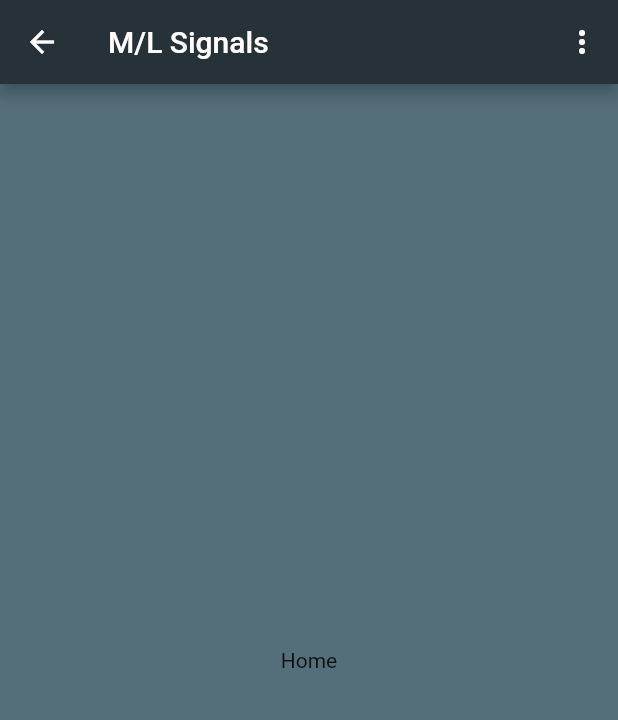
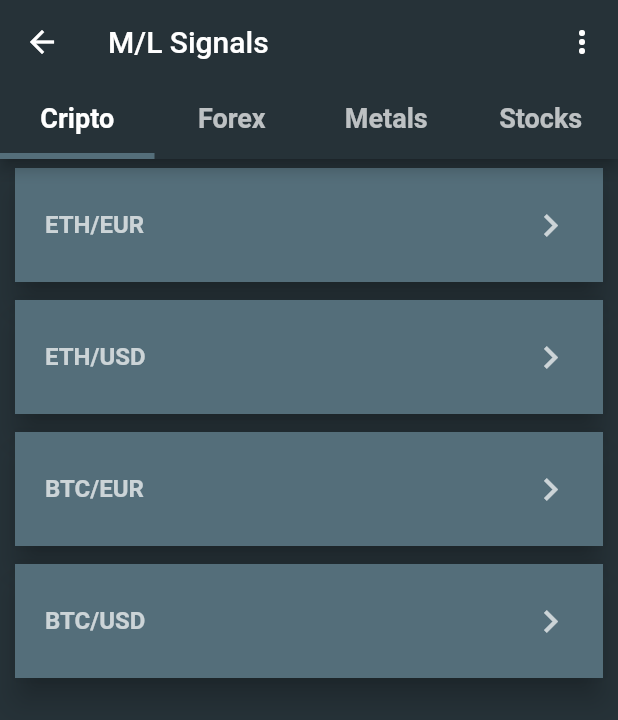
Before and after one commit to titocampos/siraj-final, a Flutter app: the Home screen opened by its route, on a phone screen of 412 x 824 dp. Shown: the top 720 px of the screen. Run offline on Flutter 3.47's test engine with Material 2 defaults, Android fonts, the phone set to English and light mode, and no system bars; our stand-ins replace charts_flutter, cloud_firestore, firebase_auth, firebase_storage, flutter_spinkit, google_sign_in and 1 more; missing offline and left inert: stripe_payment; accounts and stored records are empty.

Commit message:
Adding home page

```diff
--- /dev/null
+++ b/ml_signals/lib/models/item.dart
@@ -0,0 +1,6 @@
+class Item {
+  String name;
+  String serie;
+  String asset;
+  Item({this.asset, this.serie, this.name});
+}
--- a/ml_signals/lib/screens/home.dart
+++ b/ml_signals/lib/screens/home.dart
@@ -1,5 +1,6 @@
 import 'package:firebase_auth/firebase_auth.dart';
 import 'package:flutter/material.dart';
+import 'package:ml_signals/screens/tabs.dart';
 
 class Home extends StatefulWidget {
   @override
@@ -24,7 +25,13 @@ class _HomeState extends State<Home> with SingleTickerProviderStateMixin {
   void initState() {
     super.initState();
     _getUserData();
-    _tabController = TabController(length: 2, vsync: this);
+    _tabController = TabController(length: 4, vsync: this);
+  }
+
+  @override
+  void dispose() {
+    super.dispose();
+    _tabController.dispose();
   }
 
   _chooseMenuItem(String item) {
@@ -47,8 +54,29 @@ class _HomeState extends State<Home> with SingleTickerProviderStateMixin {
   @override
   Widget build(BuildContext context) {
     return Scaffold(
+      backgroundColor: Theme.of(context).primaryColor,
       appBar: AppBar(
         title: Text('M/L Signals'),
+        bottom: TabBar(
+          indicatorWeight: 4,
+          indicatorColor: Colors.blueGrey[600],
+          labelStyle: TextStyle(fontSize: 18, fontWeight: FontWeight.bold),
+          controller: _tabController,
+          tabs: <Widget>[
+            Tab(
+              text: "Cripto",
+            ),
+            Tab(
+              text: "Forex",
+            ),
+            Tab(
+              text: "Metals",
+            ),
+            Tab(
+              text: "Stocks",
+            ),
+          ],
+        ),
         actions: <Widget>[
           PopupMenuButton<String>(
             onSelected: _chooseMenuItem,
@@ -63,12 +91,16 @@ class _HomeState extends State<Home> with SingleTickerProviderStateMixin {
           )
         ],
       ),
-      body: Container(
-        decoration: BoxDecoration(color: Colors.blueGrey[600]),
-        child: Center(
-          child: Text("Home"),
-        ),
+      body: TabBarView(
+        controller: _tabController,
+        children: <Widget>[
+          MyTab(TabType.cripto),
+          MyTab(TabType.forex),
+          MyTab(TabType.metals),
+          MyTab(TabType.stock)
+        ],
       ),
+
     );
   }
 }
--- /dev/null
+++ b/ml_signals/lib/screens/tabs.dart
@@ -0,0 +1,152 @@
+import 'package:flutter/material.dart';
+import 'package:ml_signals/models/item.dart';
+import 'package:ml_signals/screens/detail_page.dart';
+
+enum TabType { cripto, forex, metals, stock }
+
+class MyTab extends StatefulWidget {
+  final TabType tabType;
+
+  MyTab(this.tabType);
+
+  @override
+  _MyTabState createState() => _MyTabState();
+}
+
+class _MyTabState extends State<MyTab> {
+  List<String> tabs = ["Cripto", "Forex", "Metals", "Stock"];
+
+  List items;
+
+  @override
+  void initState() {
+    items = getItems();
+    print(items.length);
+    super.initState();
+  }
+
+  @override
+  Widget build(BuildContext context) {
+    return Container(
+      child: ListView.builder(
+        scrollDirection: Axis.vertical,
+        shrinkWrap: true,
+        itemCount: items.length,
+        itemBuilder: (BuildContext context, int index) {
+          return makeCard(items[index]);
+        },
+      ),
+    );
+  }
+
+  Card makeCard(Item item) => Card(
+        elevation: 8.0,
+        margin: EdgeInsets.symmetric(horizontal: 10.0, vertical: 6.0),
+        child: Container(
+          decoration: BoxDecoration(color: Colors.blueGrey[600]),
+          child: makeListTile(item),
+        ),
+      );
+
+  ListTile makeListTile(Item item) => ListTile(
+        contentPadding: EdgeInsets.symmetric(horizontal: 20.0, vertical: 10.0),
+        title: Text(
+          item.name,
+          style: TextStyle(color: Colors.white70, fontWeight: FontWeight.bold),
+        ),
+        trailing:
+            Icon(Icons.keyboard_arrow_right, color: Colors.white70, size: 30.0),
+        onTap: () {
+          navigate(context, item);
+        },
+      );
+
+  List getItems() {
+    if (widget.tabType == TabType.cripto) {
+      return [
+        Item(asset: "ETHEUR", serie: "ETH/EUR", name: "ETH/EUR"),
+        Item(asset: "ETHUSD", serie: "ETH/USD", name: "ETH/USD"),
+        Item(asset: "BTCEUR", serie: "BTC/EUR", name: "BTC/EUR"),
+        Item(asset: "BTCUSD", serie: "BTC/USD", name: "BTC/USD")
+      ];
+    } else if (widget.tabType == TabType.forex) {
+      return [
+        Item(asset: "AUDUSD", serie: "AUD/USD", name: "AUD/USD"),
+        Item(asset: "NZDUSD", serie: "NZD/USD", name: "NZD/USD"),
+        Item(asset: "EURGBP", serie: "EUR/GBP", name: "EUR/GBP"),
+        Item(asset: "EURUSD", serie: "EUR/USD", name: "EUR/USD"),
+        Item(asset: "GBPJPY", serie: "GBP/JPY", name: "GBP/JPY"),
+        Item(asset: "GBPUSD", serie: "GBP/USD", name: "GBP/USD"),
+        Item(asset: "USDJPY", serie: "USD/JPY", name: "USD/JPY"),
+        Item(asset: "USDCAD", serie: "USD/CAD", name: "USD/CAD"),
+        Item(asset: "USDCHF", serie: "USD/CHF", name: "USD/CHF")
+      ];
+    } else if (widget.tabType == TabType.metals) {
+      return [
+        Item(asset: "XAUUSD", serie: "XAU/USD", name: "XAU/USD"),
+        Item(asset: "XAGUSD", serie: "XAG/USD", name: "XAG/USD")
+      ];
+    } else {
+      return [
+        Item(asset: "AAPL", serie: "AAPL", name: "AAPL"),
+        Item(asset: "WTRH", serie: "WTRH", name: "WTRH"),
+        Item(asset: "GOOG", serie: "GOOG", name: "GOOG"),
+        Item(asset: "FB", serie: "FB", name: "FB"),
+        Item(asset: "BA", serie: "BA", name: "BA"),
+        Item(asset: "TSLA", serie: "TSLA", name: "TSLA"),
+        Item(asset: "MSFT", serie: "MSFT", name: "MSFT"),
+        Item(asset: "AMZN", serie: "AMZN", name: "AMZN"),
+        Item(asset: "PYPL", serie: "PYPL", name: "PYPL"),
+        Item(asset: "SCHW", serie: "SCHW", name: "SCHW"),
+        Item(asset: "MO", serie: "MO", name: "MO"),
+        Item(asset: "SDC", serie: "SDC", name: "SDC"),
+        Item(asset: "COST", serie: "COST", name: "COST"),
+        Item(asset: "PEP", serie: "PEP", name: "PEP"),
+        Item(asset: "MTCH", serie: "MTCH", name: "MTCH"),
+        Item(asset: "OSTK", serie: "OSTK", name: "OSTK"),
+        Item(asset: "TWOU", serie: "TWOU", name: "TWOU"),
+        Item(asset: "VRAY", serie: "VRAY", name: "VRAY"),
+        Item(asset: "AMTD", serie: "AMTD", name: "AMTD"),
+        Item(asset: "ETFC", serie: "ETFC", name: "ETFC"),
+        Item(asset: "HPQ", serie: "HPQ", name: "HPQ"),
+        Item(asset: "WTRH", serie: "WTRH", name: "WTRH")
+      ];
+    }
+  }
+
+  showLoadingDialog(BuildContext context) {
+    return showDialog<void>(
+        context: context,
+        barrierDismissible: false,
+        builder: (BuildContext context) {
+          return new WillPopScope(
+              onWillPop: () async => false,
+              child: SimpleDialog(
+                  backgroundColor: Colors.black54,
+                  children: <Widget>[
+                    Center(
+                      child: Column(children: [
+                        CircularProgressIndicator(),
+                        SizedBox(
+                          height: 10,
+                        ),
+                        Text(
+                          "Please Wait....",
+                          style: TextStyle(color: Colors.blueAccent),
+                        )
+                      ]),
+                    )
+                  ]));
+        });
+  }
+
+  void navigate(context, Item item) async {
+    Navigator.push(
+      context,
+      MaterialPageRoute(
+        builder: (context) => DetailPage(
+            item: item, tabName: tabs[widget.tabType.index].toLowerCase()),
+      ),
+    );
+  }
+}
--- a/ml_signals/pubspec.yaml
+++ b/ml_signals/pubspec.yaml
@@ -32,6 +32,7 @@ dependencies:
   google_sign_in: ^4.0.11
   stripe_payment: ^1.0.5
   flutter_spinkit: ^4.0.0
+  charts_flutter: ^0.8.1
 
 dev_dependencies:
   flutter_test:
```
Also changed, not shown: ml_signals/lib/screens/detail_page.dart (added, +64 -0 lines), ml_signals/pubspec.lock, 1 other file.
